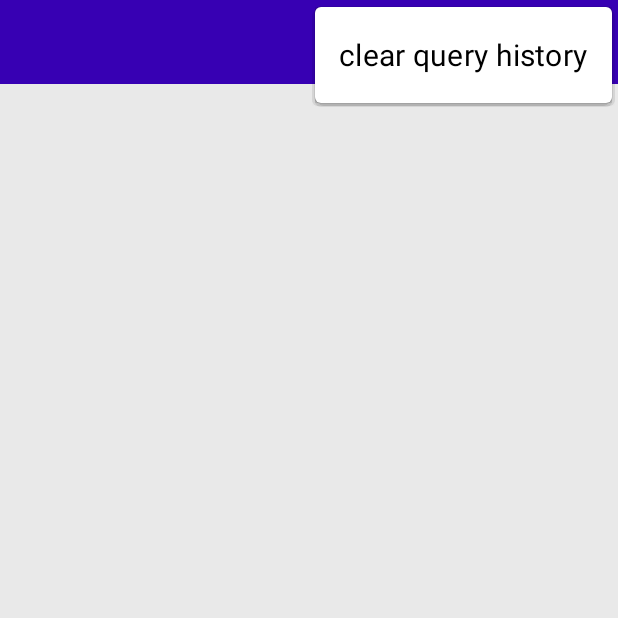
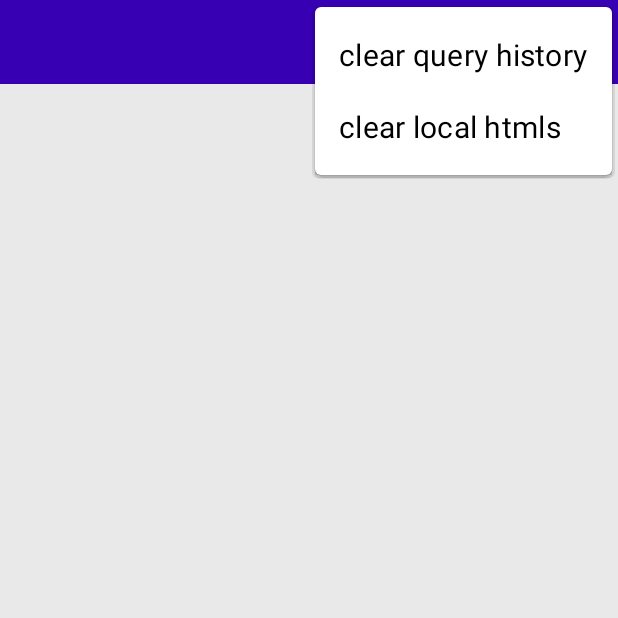
Before and after one commit to Tuo-ZHANG/my-Android-dictionary-application, an Android app: the screen it shows after launch (MainActivity), with the options menu open, on a phone screen of 412 x 824 dp, the top half of it. Run offline under Robolectric (Android 15) with nearby library versions, the phone set to English and light mode, and no system bars; 1 statement that could not run was skipped.

Commit message:
added the function of deleting local htmls

```diff
--- a/app/src/main/java/com/example/myapplication/MainActivity.java
+++ b/app/src/main/java/com/example/myapplication/MainActivity.java
@@ -39,11 +39,6 @@ public class MainActivity extends AppCompatActivity {
     private EntriesRecViewAdapter adapter;
     private TreeMap<String, String> types = new TreeMap<>();
 
-    float originalX;
-    float originalY;
-    float newX;
-    float newY;
-
 //    private int EXTERNAL_STORAGE_PERMISSION_CODE = 1;
 
     // Used to load the 'native-lib' library on application startup.
@@ -60,18 +55,18 @@ public class MainActivity extends AppCompatActivity {
         setSupportActionBar(toolbar);
         getSupportActionBar().setDisplayShowTitleEnabled(false);
 
-        ArrayList<File> dictioanryDirectories = getDictionaryDirectories();
-        Log.i("FileInfo", "the length of the dictionary directories is " + dictioanryDirectories.size());
+        ArrayList<File> dictionaryDirectories = getDictionaryDirectories();
+//        Log.i("FileInfo", "the length of the dictionary directories is " + dictionaryDirectories.size());
 
-        fillEntries(dictioanryDirectories);
-        Log.i("FileInfo", "the length of the entries is " + entries.size());
+        fillEntries(dictionaryDirectories);
+//        Log.i("FileInfo", "the length of the entries is " + entries.size());
         setUpRecyclerView();
     }
     public native String entryPoint(String argument1, String argument2);
 
     private boolean isExternalStorageWritable() {
         if (Environment.MEDIA_MOUNTED.equals(Environment.getExternalStorageState())) {
-            Log.i("StateInfo", "Yes, it is writable!");
+//            Log.i("StateInfo", "Yes, it is writable!");
             return true;
         } else {
             return false;
@@ -81,7 +76,7 @@ public class MainActivity extends AppCompatActivity {
     private boolean isExternalStorageReadable() {
         if (Environment.MEDIA_MOUNTED.equals(Environment.getExternalStorageState())
                 || Environment.MEDIA_MOUNTED_READ_ONLY.equals(Environment.getExternalStorageState())) {
-            Log.i("StateInfo", "Yes, it is readable!");
+//            Log.i("StateInfo", "Yes, it is readable!");
             return true;
         } else {
             return false;
@@ -102,12 +97,12 @@ public class MainActivity extends AppCompatActivity {
             if (!dictDirectory.exists()) {
                 boolean wasSuccessful = dictDirectory.mkdir();;
                 if (!wasSuccessful) {
-                    Log.i("FileInfo", "directory creation is not successful");
+//                    Log.i("FileInfo", "directory creation is not successful");
                 }
             }
             File htmlPage = new File(dictDirectory, word + ".html");
             if (!htmlPage.exists()) {
-                Log.i("FileInfo", "file exist");
+//                Log.i("FileInfo", "file exist");
                 try {
                     FileOutputStream fos = new FileOutputStream(htmlPage);
                     fos.write(definition.getBytes());
@@ -125,10 +120,24 @@ public class MainActivity extends AppCompatActivity {
         }
     }
 
+    private void deleteLocalHtmls(ArrayList<File> dictionaryDirectories) {
+        for (File dictionaryDirectory : dictionaryDirectories) {
+            String[] files = dictionaryDirectory.list();
+            for (String s : files) {
+                if (s.endsWith(".css")) {
+                    continue;
+                } else {
+                    File file = new File(dictionaryDirectory, s);
+                    file.delete();
+                }
+            }
+        }
+    }
+
     private ArrayList<File> getDictionaryDirectories() {
         String [] fileList = getExternalFilesDir(null).list();
         ArrayList<File> dictionaryDirectories = new ArrayList<File>();
-        Log.i("FileInfo", "the file list is " + Arrays.toString(fileList));
+//        Log.i("FileInfo", "the file list is " + Arrays.toString(fileList));
         for (String file : fileList) {
             File fileObject = new File(getExternalFilesDir(null), file);
             if (fileObject.isDirectory()) {
@@ -141,7 +150,7 @@ public class MainActivity extends AppCompatActivity {
     private ArrayList<File> getDictionaries() {
         String [] fileList = getExternalFilesDir(null).list();
         ArrayList<File> dictionaries = new ArrayList<File>();
-        Log.i("FileInfo", "the file list is " + Arrays.toString(fileList));
+//        Log.i("FileInfo", "the file list is " + Arrays.toString(fileList));
         for (String file : fileList) {
             File fileObject = new File(getExternalFilesDir(null), file);
             if (!fileObject.isDirectory()) {
@@ -194,30 +203,6 @@ public class MainActivity extends AppCompatActivity {
         adapter.setEntries(entries);
         entriesRecView.setAdapter(adapter);
         entriesRecView.setLayoutManager(new LinearLayoutManager(this));
-
-//        entriesRecView.setOnTouchListener(new View.OnTouchListener() {
-//            @Override
-//            public boolean onTouch(View v, MotionEvent event) {
-//                switch (event.getAction()) {
-//                    case MotionEvent.ACTION_DOWN:
-//                        originalX = event.getX();
-//                        originalY = event.getY();
-//                        break;
-//                    case MotionEvent.ACTION_MOVE:
-//                        newX = event.getX();
-//                        newY = event.getY();
-//                }
-//                float movementX = Math.abs(newX - originalX);
-//                float movementY = Math.abs(newY- originalY);
-//                if (movementX < movementY) {
-//                    adapter = new EntriesRecViewAdapter(MainActivity.this);
-//                    adapter.setEntries(entries);
-//                    entriesRecView.setAdapter(adapter);
-//                    entriesRecView.setLayoutManager(new LinearLayoutManager(MainActivity.this));
-//                }
-//                return false;
-//            }
-//        });
     }
 
     @Override
@@ -225,8 +210,8 @@ public class MainActivity extends AppCompatActivity {
         MenuInflater inflater = getMenuInflater();
         inflater.inflate(R.menu.dict_menu, menu);
 
-        MenuItem deletionButton = menu.findItem(R.id.clearTable);
-        deletionButton.setOnMenuItemClickListener(new MenuItem.OnMenuItemClickListener() {
+        MenuItem buttonDeleteHistory = menu.findItem(R.id.clear_query_history);
+        buttonDeleteHistory.setOnMenuItemClickListener(new MenuItem.OnMenuItemClickListener() {
             @Override
             public boolean onMenuItemClick(MenuItem item) {
                 DatabaseHelper databaseHelper = new DatabaseHelper(getApplicationContext());
@@ -234,6 +219,17 @@ public class MainActivity extends AppCompatActivity {
                     databaseHelper.deleteRecords();
                     Toast.makeText(getApplicationContext(), "the query history is cleared", Toast.LENGTH_LONG).show();
                 }
+                return true;
+            }
+        });
+
+        MenuItem buttonDeleteLocalHtmls = menu.findItem(R.id.clear_local_htmls);
+        buttonDeleteLocalHtmls.setOnMenuItemClickListener(new MenuItem.OnMenuItemClickListener() {
+            @Override
+            public boolean onMenuItemClick(MenuItem item) {
+                ArrayList<File> dictionaryDirectories = getDictionaryDirectories();
+                deleteLocalHtmls(dictionaryDirectories);
+                Toast.makeText(getApplicationContext(), "local htmls are all deleted", Toast.LENGTH_LONG).show();
                 return true;
             }
         });
@@ -261,8 +257,11 @@ public class MainActivity extends AppCompatActivity {
         SearchView searchView = (SearchView) searchItem.getActionView();
         searchView.setMaxWidth(Integer.MAX_VALUE);
 
-        int searchPlateId = searchView.getContext().getResources()
-                .getIdentifier("android:id/search_plate", null, null);
+        int searchPlateId =
+                searchView.
+                getContext().
+                getResources().
+                getIdentifier("android:id/search_plate", null, null);
         View v = searchView.findViewById(searchPlateId);
         v.setBackgroundColor(Color.TRANSPARENT);
 
@@ -277,11 +276,11 @@ public class MainActivity extends AppCompatActivity {
 //                Toast.makeText(getApplicationContext(), "search " + query + " in the dictionaries", Toast.LENGTH_LONG).show();
                 ArrayList<File> dictionaries = getDictionaries();
                 boolean searchSuccess = false;
-                Log.i("FileInfo", "the length of the dictionary list is " + dictionaries.size());
+//                Log.i("FileInfo", "the length of the dictionary list is " + dictionaries.size());
                 for (File dictionary : dictionaries) {
                     if (dictionary.exists()) {
-                        Log.i("FileInfo", "the absolute path of the parent directory is " + getExternalFilesDir(null).getAbsolutePath());
-                        Log.i("FileInfo", "the absolute path of the file is " + dictionary.getAbsolutePath());
+//                        Log.i("FileInfo", "the absolute path of the parent directory is " + getExternalFilesDir(null).getAbsolutePath());
+//                        Log.i("FileInfo", "the absolute path of the file is " + dictionary.getAbsolutePath());
                         // Example of a call to a native method
                         String queryReturnedValue = entryPoint(dictionary.getAbsolutePath(), query);
 //                      webView.loadData(queryReturnedValue, "text/html", null);
@@ -295,17 +294,17 @@ public class MainActivity extends AppCompatActivity {
 //                            Toast.makeText(getApplicationContext(), "entry does not exist in " + dictionary.getName(), Toast.LENGTH_LONG).show();
                         }
                     } else {
-                        Log.i("FileInfo", "the file cannot be found");
+//                        Log.i("FileInfo", "the file cannot be found");
                         Toast.makeText(getApplicationContext(), "dictionary does not exist", Toast.LENGTH_LONG).show();
                     }
                 }
 
                 if (searchSuccess) {
                     ArrayList<File> dictioanryDirectories = getDictionaryDirectories();
-                    Log.i("FileInfo", "the length of the dictionary directories is " + dictioanryDirectories.size());
+//                    Log.i("FileInfo", "the length of the dictionary directories is " + dictioanryDirectories.size());
 
                     fillEntries(dictioanryDirectories);
-                    Log.i("FileInfo", "the length of the entries is " + entries.size());
+//                    Log.i("FileInfo", "the length of the entries is " + entries.size());
 
                     EntryInformationModel entryInformationModel;
                     //the ID one inputs here doesn't matter as it is never accessed later
@@ -317,6 +316,8 @@ public class MainActivity extends AppCompatActivity {
                             Toast.makeText(searchView.getContext(), query + " queried", Toast.LENGTH_SHORT).show();
                         }
                     }
+
+//                    adapter.setEntries(entries);
 
                     Intent intent = new Intent(searchView.getContext(), HtmlsRecViewActivity.class);
                     intent.putExtra(ENTRY, query);
--- a/app/src/main/res/menu/dict_menu.xml
+++ b/app/src/main/res/menu/dict_menu.xml
@@ -8,7 +8,11 @@
         app:actionLayout="@layout/action_view"
         app:showAsAction="ifRoom|collapseActionView" />
     <item
-        android:id="@+id/clearTable"
+        android:id="@+id/clear_query_history"
         android:title="@string/clear_query_history"
         app:showAsAction="never" />
+    <item
+        android:id="@+id/clear_local_htmls"
+        android:title="@string/clear_local_htmls"
+        app:showAsAction="never" />
 </menu>
--- a/app/src/main/res/values/strings.xml
+++ b/app/src/main/res/values/strings.xml
@@ -7,4 +7,5 @@
     <string name="quried">quried</string>
     <string name="once">once</string>
     <string name="twice">twice</string>
+    <string name="clear_local_htmls">clear local htmls</string>
 </resources>
```
Also changed, not shown: app/src/main/java/com/example/myapplication/HtmlsRecViewActivity.java (+3 -4 lines).
